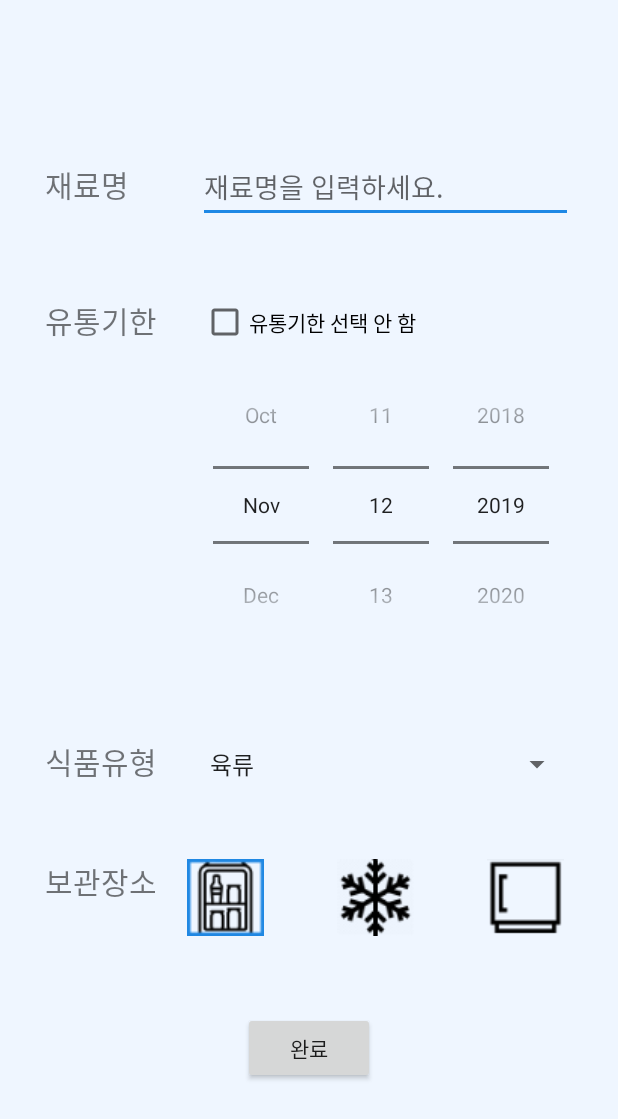
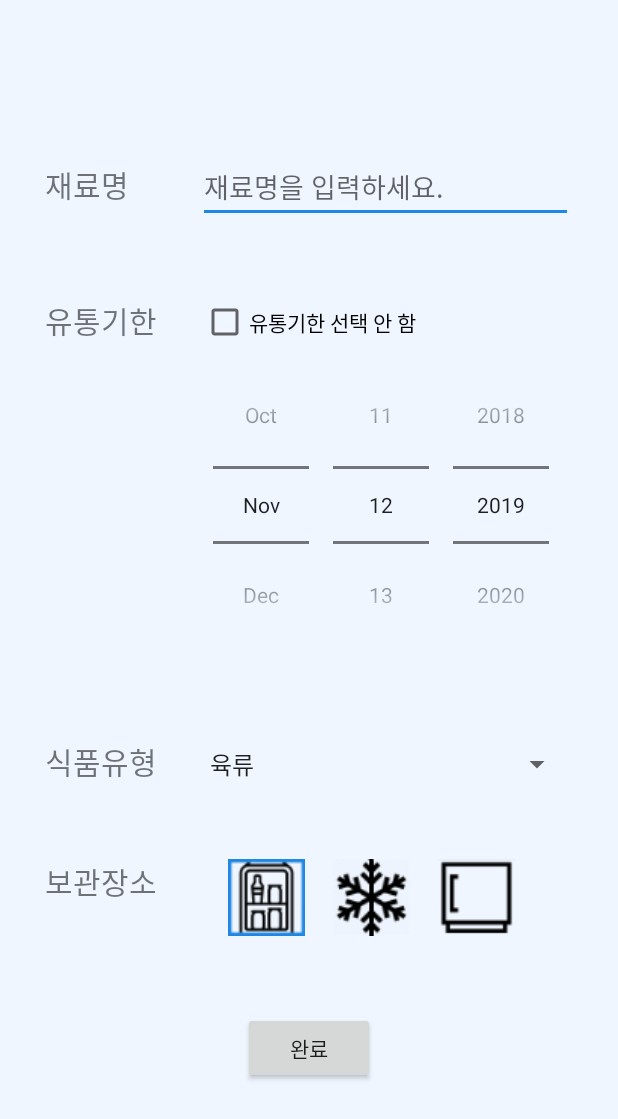
Before and after one commit to kminzy/Myfi, an Android app: the AddIngredientActivity screen opened directly, with no data from a screen before it, on a phone screen of 412 x 824 dp. Shown: the top 1119 px of the screen. Run offline under Robolectric (Android 15) with nearby library versions, the phone set to English and light mode, and no system bars; 3 statements that could not run were skipped.

Commit message:
Layout Change

```diff
--- a/app/src/main/res/layout/activity_add_ingredient.xml
+++ b/app/src/main/res/layout/activity_add_ingredient.xml
@@ -144,28 +144,26 @@
         <RadioGroup
             android:layout_width="wrap_content"
             android:layout_height="wrap_content"
-            android:layout_marginLeft="20dp"
+            android:layout_marginEnd="20dp"
             android:checkedButton="@id/radio_cold"
             android:orientation="horizontal">
+
             <RadioButton
                 android:id="@+id/radio_cold"
-                android:layout_width="100dp"
+                android:layout_width="70dp"
                 android:layout_height="51dp"
-                android:button="@drawable/radio"
+                android:button="@drawable/radio" />
 
-                />
             <RadioButton
                 android:id="@+id/radio_freeze"
-                android:layout_width="100dp"
+                android:layout_width="70dp"
                 android:layout_height="51dp"
-                android:button="@drawable/radio3"
-                />
-
+                android:button="@drawable/radio3" />
 
             <RadioButton
 
                 android:id="@+id/radio_out"
-                android:layout_width="100dp"
+                android:layout_width="70dp"
                 android:layout_height="51dp"
                 android:button="@drawable/radio2"
                 />
```
